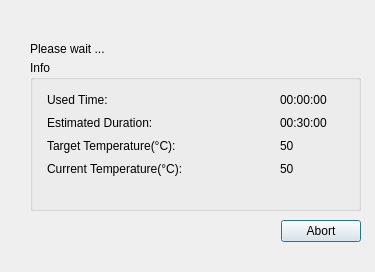
Liyezhong/Master, file ServiceSW/Master/Components/Diagnostics/Forms/LaTimingDialog.ui: the form before one commit.
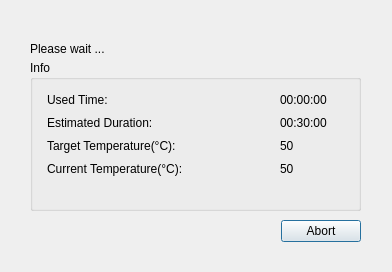
The form after the commit.

Commit message: update L&A timing dialog display

What changed in the file:
```diff
--- a/ServiceSW/Master/Components/Diagnostics/Forms/LaTimingDialog.ui
+++ b/ServiceSW/Master/Components/Diagnostics/Forms/LaTimingDialog.ui
@@ -6,7 +6,7 @@
    <rect>
     <x>0</x>
     <y>0</y>
-    <width>375</width>
+    <width>392</width>
     <height>272</height>
    </rect>
   </property>
```
